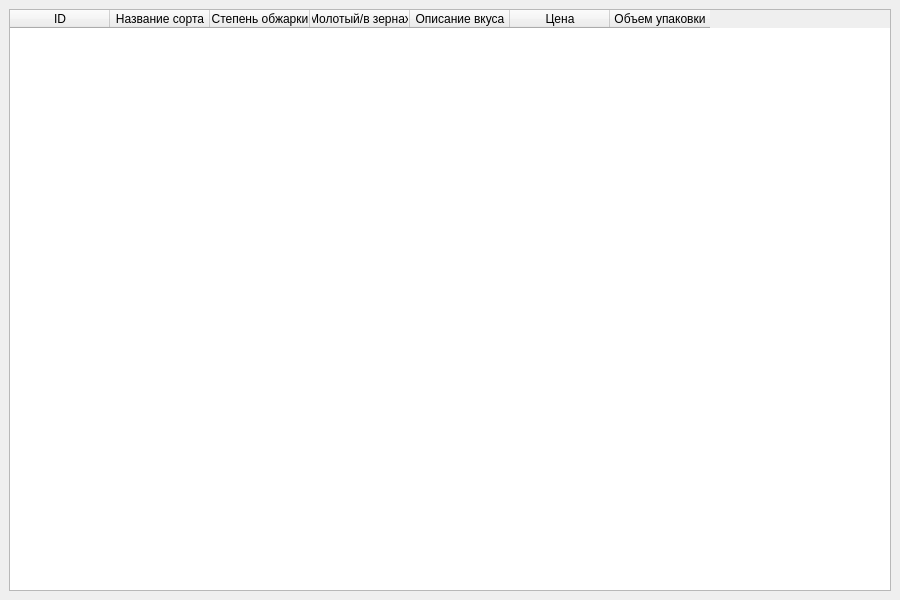
First picture: the form in main.ui, repository nekstas/yl-coffee, before the edit.
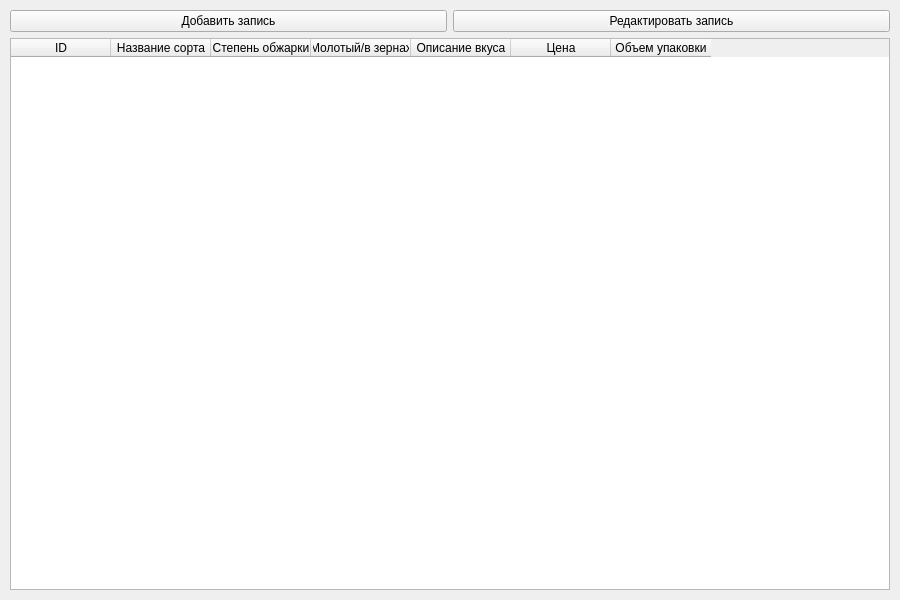
Second picture: the form after the edit.

Commit message: Задача "Капучино"

```diff
--- a/main.ui
+++ b/main.ui
@@ -15,6 +15,36 @@
   </property>
   <widget class="QWidget" name="centralwidget">
    <layout class="QVBoxLayout" name="verticalLayout">
+    <property name="leftMargin">
+     <number>10</number>
+    </property>
+    <property name="topMargin">
+     <number>10</number>
+    </property>
+    <property name="rightMargin">
+     <number>10</number>
+    </property>
+    <property name="bottomMargin">
+     <number>10</number>
+    </property>
+    <item>
+     <layout class="QHBoxLayout" name="horizontalLayout">
+      <item>
+       <widget class="QPushButton" name="add_btn">
+        <property name="text">
+         <string>Добавить запись</string>
+        </property>
+       </widget>
+      </item>
+      <item>
+       <widget class="QPushButton" name="edit_btn">
+        <property name="text">
+         <string>Редактировать запись</string>
+        </property>
+       </widget>
+      </item>
+     </layout>
+    </item>
     <item>
      <widget class="QTableWidget" name="table">
       <column>
```
Left out of the diff: 2 changed lines with no effect on the pictures. The commit also changes 2 other files.
